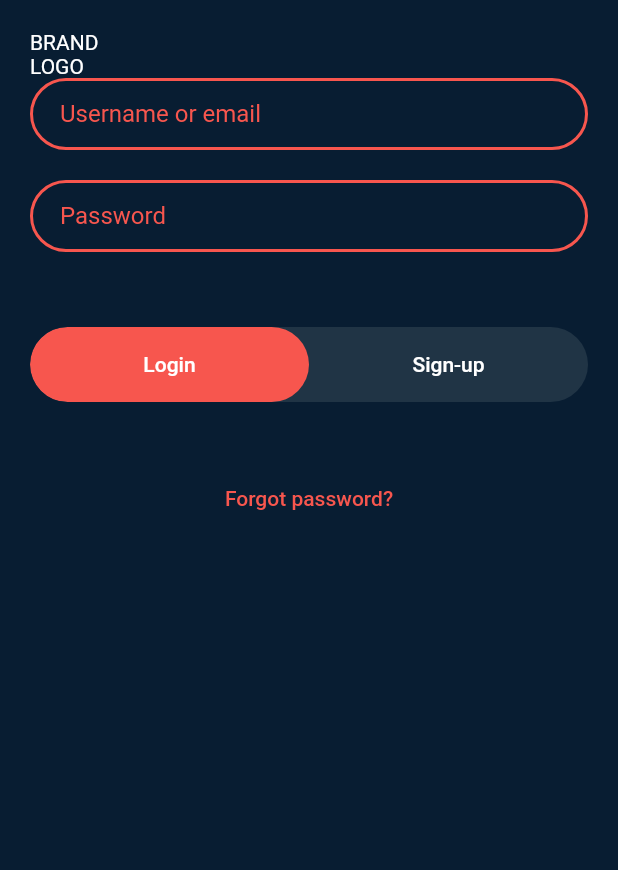
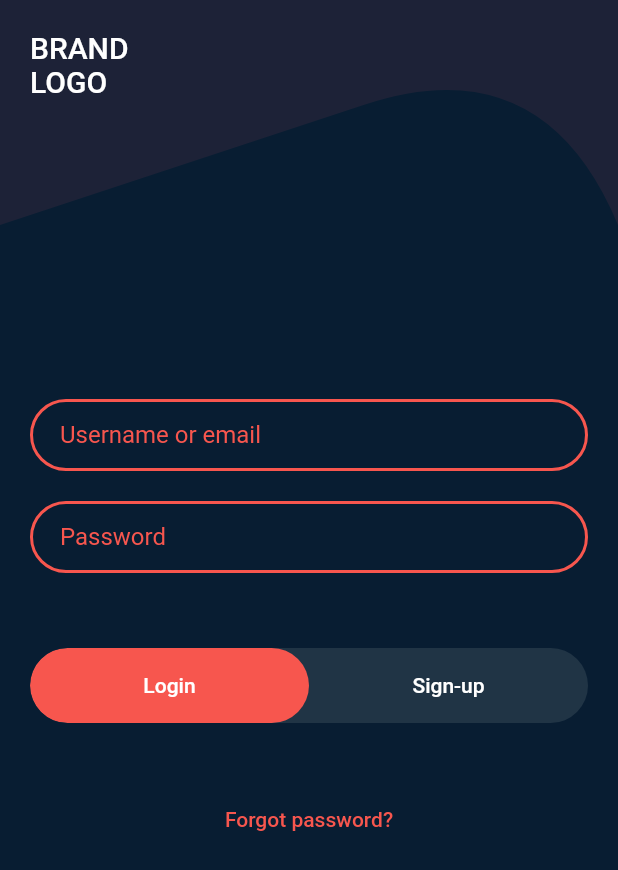
Before and after one commit to Galti/viveo_login_mobx, a Flutter app: the screen it shows after launch, on a phone screen of 412 x 824 dp. Shown: the top 870 px of the screen. Run offline on Flutter 3.47's test engine with Material 2 defaults, Android fonts, the phone set to English and light mode, and no system bars; our stand-ins replace flutter_mobx, mobx, validators; generated files the repository leaves out were written again.

Commit message:
Add clipped background.

```diff
--- a/lib/constants/app_colors.dart
+++ b/lib/constants/app_colors.dart
@@ -5,6 +5,7 @@ class AppColors {
 
   static const Color darkBlue = Color.fromRGBO(8, 29, 50, 1);
   static const Color darkSecondary = Color.fromRGBO(32, 52, 69, 1);
+  static const Color firstLayer = Color.fromRGBO(29, 34, 55, 1);
   static const Color red = Color.fromRGBO(247, 86, 78, 1);
   static const Color white = Colors.white;
 }
--- a/lib/screens/login_screen.dart
+++ b/lib/screens/login_screen.dart
@@ -1,3 +1,5 @@
+import 'dart:ui';
+
 import 'package:flutter/material.dart';
 import 'package:flutter_mobx/flutter_mobx.dart';
 import 'package:viveo_login_mobx/constants/animation_durations.dart';
@@ -5,6 +7,7 @@ import 'package:viveo_login_mobx/constants/app_colors.dart';
 import 'package:viveo_login_mobx/constants/dimens.dart';
 import 'package:viveo_login_mobx/stores/form/form_store.dart';
 import 'package:viveo_login_mobx/widgets/clip_rectangle.dart';
+import 'package:viveo_login_mobx/widgets/clipped_background.dart';
 import 'package:viveo_login_mobx/widgets/login_button.dart';
 import 'package:viveo_login_mobx/widgets/login_text_field.dart';
 
@@ -45,30 +48,52 @@ class _LoginScreenState extends State<LoginScreen>
   @override
   Widget build(BuildContext context) {
     return Scaffold(
-      body: Container(
-        color: AppColors.darkBlue,
-        child: SafeArea(
+      backgroundColor: AppColors.firstLayer,
+      body: Stack(
+        children: [
+          ClippedBackground(),
+          SafeArea(
             child: Padding(
               padding: const EdgeInsets.all(20.0),
+              child: LayoutBuilder(builder: (_, constraints) {
+                return Container(
+                  height: constraints.maxHeight,
+                  child: SingleChildScrollView(
                     child: Column(
                       children: [
                         buildLogo(),
+                        MediaQuery.of(context).orientation ==
+                                Orientation.portrait
+                            ? SizedBox(height: 200)
+                            : SizedBox(height: 20),
                         buildForm(),
                         buildButtons(),
                       ],
                     ),
                   ),
+                );
+              }),
             ),
+          ),
+        ],
       ),
     );
   }
 
-  Widget buildLogo() => Column(
+  Widget buildLogo() {
+    var logoStyle = TextStyle(
+      color: Colors.white,
+      fontSize: 20,
+      fontWeight: FontWeight.w500,
+    );
+
+    return Column(
       children: [
-          Row(children: [Text('BRAND', style: TextStyle(color: Colors.white))]),
-          Row(children: [Text('LOGO', style: TextStyle(color: Colors.white))]),
+        Row(children: [Text('BRAND', style: logoStyle)]),
+        Row(children: [Text('LOGO', style: logoStyle)]),
       ],
     );
+  }
 
   Widget buildForm() => Column(
         children: [
--- /dev/null
+++ b/lib/widgets/clipped_background.dart
@@ -0,0 +1,38 @@
+import 'package:flutter/material.dart';
+import 'package:viveo_login_mobx/constants/app_colors.dart';
+
+class ClippedBackground extends StatelessWidget {
+  @override
+  Widget build(BuildContext context) {
+    return ClipPath(
+      child: Container(color: AppColors.darkBlue),
+      clipper: CustomClipPath(),
+    );
+  }
+}
+
+class CustomClipPath extends CustomClipper<Path> {
+  @override
+  Path getClip(Size size) {
+    var controlPoint = Offset(size.width - 50, 30);
+    var endPoint = Offset(size.width / 1.7, 70);
+
+    Path path = Path();
+    path.moveTo(0, 150);
+    path.lineTo(0, size.height);
+    path.lineTo(size.width, size.height);
+    path.lineTo(size.width, 150);
+    path.quadraticBezierTo(
+      controlPoint.dx,
+      controlPoint.dy,
+      endPoint.dx,
+      endPoint.dy,
+    );
+    path.close();
+
+    return path;
+  }
+
+  @override
+  bool shouldReclip(CustomClipper<Path> oldClipper) => false;
+}
```
Lines whose indentation alone changed are shown as unchanged.
